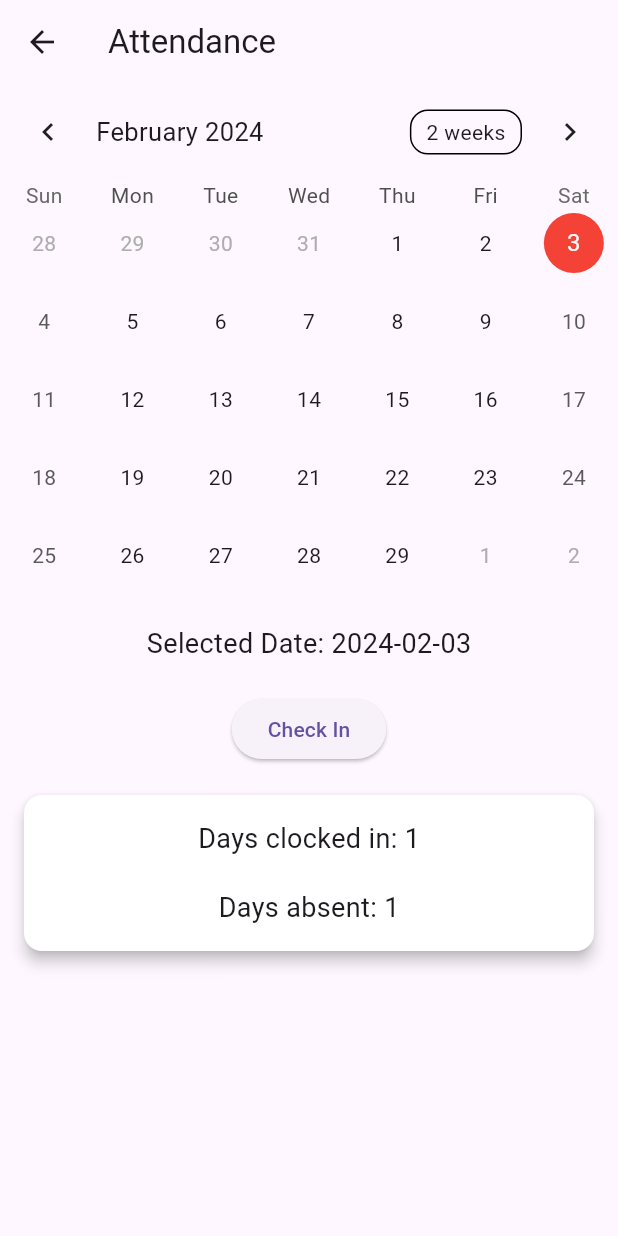
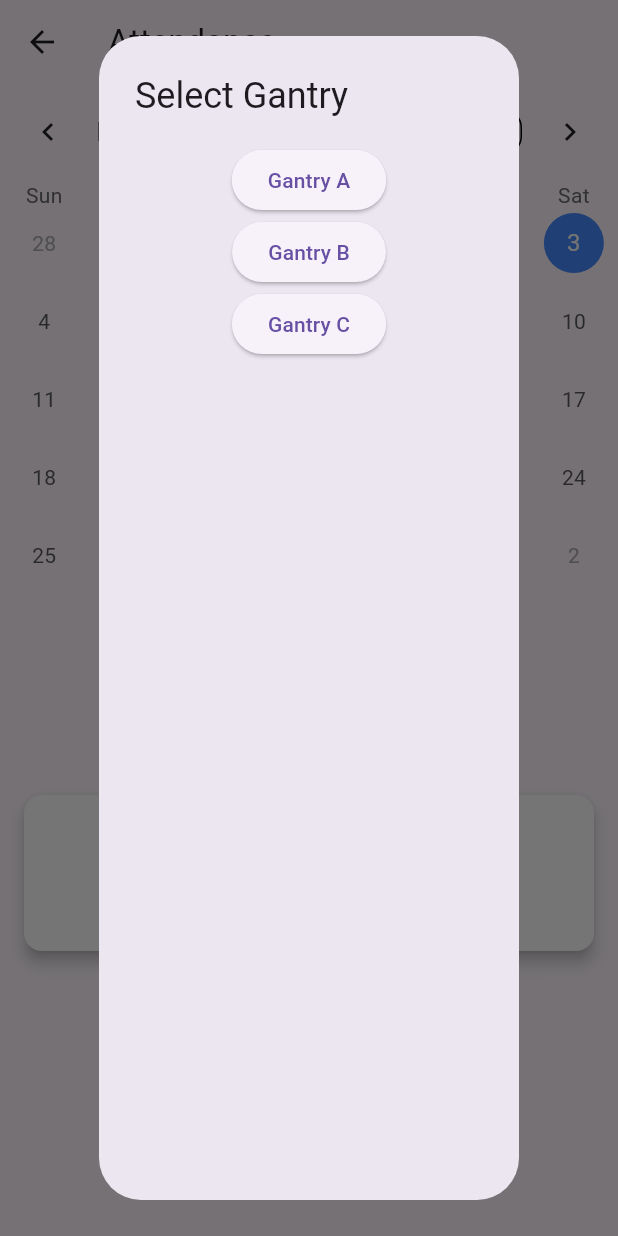
Before and after one commit to wcnjing/Come2Werk, a Flutter app: the AttendanceScreen screen opened directly, after a tap on "Check In", on a phone screen of 412 x 824 dp. Run offline on Flutter 3.47's test engine with Material 3 defaults, Android fonts, the phone set to English and light mode, and no system bars; drawn by our look-alikes of table_calendar; our stand-ins replace firebase_auth, firebase_core, firebase_database, flutter_bluetooth_serial, fluttertoast; accounts and stored records are empty.

Commit message:
added gantry function

```diff
--- a/lib/screens/MyAttendancePage.dart
+++ b/lib/screens/MyAttendancePage.dart
@@ -2,6 +2,8 @@ import 'package:flutter/material.dart';
 import 'package:table_calendar/table_calendar.dart';
 import 'package:firebase_core/firebase_core.dart';
 import 'package:firebase_database/firebase_database.dart';
+import 'package:fluttertoast/fluttertoast.dart';
+
 
 void main() async {
   WidgetsFlutterBinding.ensureInitialized();
@@ -88,7 +90,7 @@ class _AttendanceScreenState extends State<AttendanceScreen> {
             focusedDay: _focusedDay,
             selectedDayPredicate: (day) {
               // Return true if the day is selected or highlighted
-              return isSameDay(_selectedDate, day) || _highlightedDates.contains(day);
+              return isSameDay(_selectedDate, day) || _highlightedDates.contains(day.toLocal());
             },
             onDaySelected: (selectedDay, focusedDay) {
               setState(() {
@@ -98,7 +100,11 @@ class _AttendanceScreenState extends State<AttendanceScreen> {
             },
             calendarStyle: CalendarStyle(
               selectedDecoration: BoxDecoration(
-                color: Colors.red, // Highlight color
+                color: Colors.blueAccent, // Selected color
+                shape: BoxShape.circle,
+              ),
+              todayDecoration: BoxDecoration(
+                color: Colors.blue, // Today's color
                 shape: BoxShape.circle,
               ),
             ),
@@ -117,22 +123,50 @@ class _AttendanceScreenState extends State<AttendanceScreen> {
               if (isSameDay(_selectedDate, DateTime.now())) {
                 DatabaseReference _attendanceRef = FirebaseDatabase.instance.ref().child('Attendance');
                 _attendanceRef.child(_selectedDate.toString().split(' ')[0]).once().then((snapshot) {
-                  if (snapshot != null && snapshot.snapshot.value != null && (snapshot.snapshot.value as Map)['checkIn'] == true) {
-
+                  if (snapshot != null &&
+                      snapshot.snapshot.value != null &&
+                      (snapshot.snapshot.value as Map)['checkIn'] == true) {
                     // If the date is already checked in, remove it from both local set and Firebase
-                    _highlightedDates.remove(_selectedDate);
+                    _highlightedDates.remove(_selectedDate.toLocal());
                     _attendanceRef.child(_selectedDate.toString().split(' ')[0]).remove();
                   } else {
-                    // Toggle highlighting of selected date
-                    _highlightedDates.add(_selectedDate);
-                    // Add or update the check-in status in Firebase
-                    _attendanceRef.child(_selectedDate.toString().split(' ')[0]).set({'checkIn': true});
+                    // Show the dialog for Gantry selection
+                    showDialog(
+                      context: context,
+                      builder: (BuildContext context) {
+                        return AlertDialog(
+                          title: Text('Select Gantry'),
+                          content: Column(
+                            children: [
+                              ElevatedButton(
+                                onPressed: () {
+                                  handleGantrySelection('A');
+                                },
+                                child: Text('Gantry A'),
+                              ),
+                              ElevatedButton(
+                                onPressed: () {
+                                  handleGantrySelection('B');
+                                },
+                                child: Text('Gantry B'),
+                              ),
+                              ElevatedButton(
+                                onPressed: () {
+                                  handleGantrySelection('C');
+                                },
+                                child: Text('Gantry C'),
+                              ),
+                            ],
+                          ),
+                        );
+                      },
+                    );
                   }
                 }).catchError((error) {
                   print('Failed to check attendance: $error');
                 });
               } else {
-                // Display a message or take appropriate action for invalid date
+                // Display a message or take appropriate action for an invalid date
                 showDialog(
                   context: context,
                   builder: (BuildContext context) {
@@ -154,6 +188,7 @@ class _AttendanceScreenState extends State<AttendanceScreen> {
             },
             child: Text('Check In'),
           ),
+
           SizedBox(height: 20),
           Card(
             elevation: 4,
@@ -182,18 +217,52 @@ class _AttendanceScreenState extends State<AttendanceScreen> {
       ),
     );
   }
+  void handleGantrySelection(String gantry) {
+    // Perform actions based on the selected gantry
+    print('Selected Gantry: $gantry');
+
+    // Add or update the check-in status in Firebase with the selected gantry
+    DatabaseReference _attendanceRef = FirebaseDatabase.instance.ref().child('Attendance');
+    _attendanceRef.child(_selectedDate.toString().split(' ')[0]).set({
+      'checkIn': true,
+      'gantry': gantry,
+    });
+
+    // Toggle highlighting of selected date
+    _highlightedDates.add(_selectedDate.toLocal());
+
+    Navigator.pop(context); // Close the dialog
+
+    // Show "Please scan your card now" message with a delay
+    Fluttertoast.showToast(
+      msg: 'Please scan your card now',
+      toastLength: Toast.LENGTH_SHORT,
+      gravity: ToastGravity.CENTER,
+    );
+
+    // Introduce a delay before showing the "Check-in successful" toast
+    Future.delayed(Duration(seconds: 5), () {
+      // Show "Check-in successful" toast
+      Fluttertoast.showToast(
+        msg: 'Check-in successful',
+        toastLength: Toast.LENGTH_SHORT,
+        gravity: ToastGravity.CENTER,
+      );
+    });
+
+    setState(() {}); // Update the UI
+  }
+
 
   bool isSameDay(DateTime a, DateTime b) {
     return a.year == b.year && a.month == b.month && a.day == b.day;
   }
 
   int countHighlightedDays() {
-    DateTime startDate = DateTime.now().subtract(Duration(days: 30));
-    DateTime endDate = DateTime.now().add(Duration(days: 30));
-
+    DateTime startOfMonth = DateTime(DateTime.now().year, DateTime.now().month, 1);
     int count = 0;
     for (DateTime date in _highlightedDates) {
-      if (date.isAfter(startDate) && date.isBefore(endDate)) {
+      if ((date.isAfter(startOfMonth) || date == (startOfMonth)) && date.isBefore(DateTime.now())) {
         count++;
       }
     }
@@ -202,13 +271,8 @@ class _AttendanceScreenState extends State<AttendanceScreen> {
 
   int countNonHighlightedDays() {
     DateTime firstDayOfMonth = DateTime(DateTime.now().year, DateTime.now().month, 1);
-    int count = -1;
+    int totalDays = firstDayOfMonth.difference(DateTime.now()).inDays.abs() +1;
 
-    for (DateTime date = firstDayOfMonth; date.isBefore(DateTime.now()); date = date.add(Duration(days: 1))) {
-      if (!_highlightedDates.contains(date)) {
-        count++;
-      }
-    }
-    return count;
+    return totalDays - countHighlightedDays();
   }
 }
```
Also changed, not shown: 1 other file.
